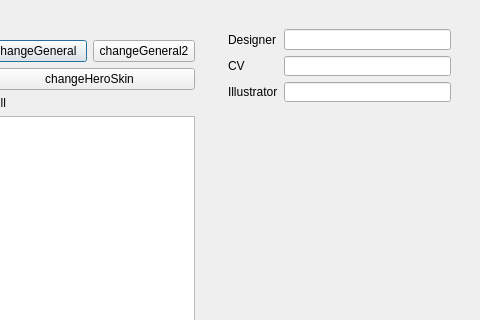
First picture: the form in src/dialog/generaloverview.ui, repository zeromathematics/QSanguosha-v2-AnimeMod, before the edit; both pictures show x 509 to 989 and y 0 to 320 of the 989 by 611 pixel window.
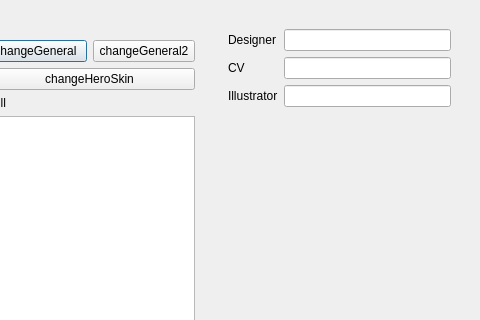
Second picture: the form after the edit. Icons and pictures are not drawn.

Diff of the .ui file:
```diff
--- a/src/dialog/generaloverview.ui
+++ b/src/dialog/generaloverview.ui
@@ -166,7 +166,7 @@
           <property name="maximumSize">
            <size>
             <width>271</width>
-            <height>91</height>
+            <height>120</height>
            </size>
           </property>
           <layout class="QGridLayout" name="gridLayout">
@@ -250,7 +250,7 @@
              <x>0</x>
              <y>0</y>
              <width>241</width>
-             <height>362</height>
+             <height>351</height>
             </rect>
            </property>
           </widget>
```
Left out of the diff: 44 changed lines with no effect on the pictures.
